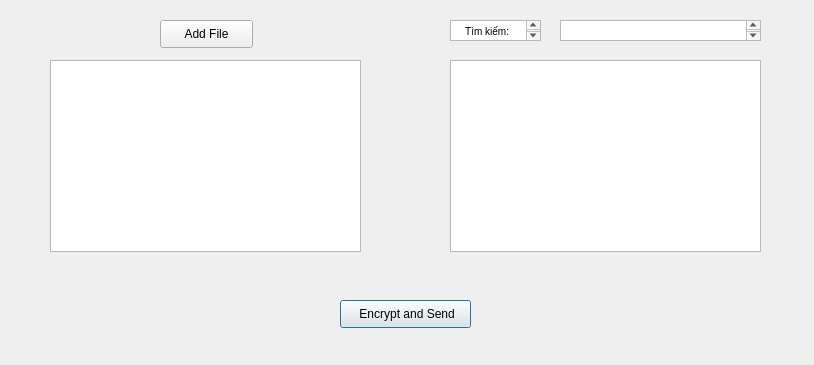
This is Encrypt.ui in minhhuy00600/ANMT_Project1 as Qt 5 draws it before an edit. The edited form follows.
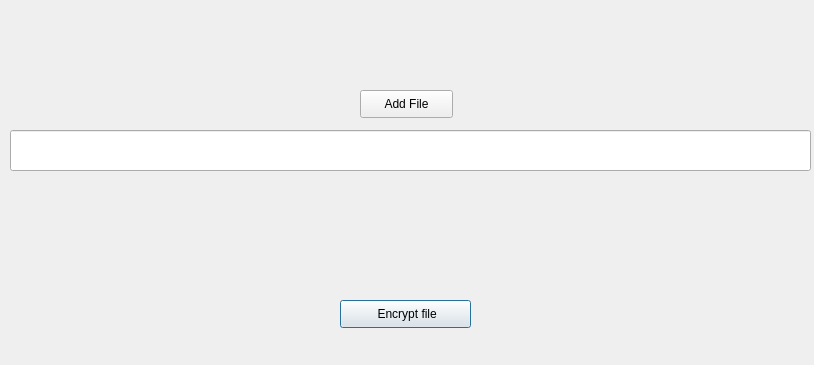
This is the edited form.

Commit message: Xong Update UI và Browser được file cần encrypt

Patch:
```diff
--- a/Encrypt.ui
+++ b/Encrypt.ui
@@ -13,16 +13,6 @@
   <property name="windowTitle">
    <string>Encrypt</string>
   </property>
-  <widget class="QListWidget" name="UserList">
-   <property name="geometry">
-    <rect>
-     <x>450</x>
-     <y>60</y>
-     <width>311</width>
-     <height>192</height>
-    </rect>
-   </property>
-  </widget>
   <widget class="QPushButton" name="EncryptASend">
    <property name="geometry">
     <rect>
@@ -33,14 +23,14 @@
     </rect>
    </property>
    <property name="text">
-    <string> Encrypt and Send</string>
+    <string> Encrypt file</string>
    </property>
   </widget>
   <widget class="QPushButton" name="AddFile">
    <property name="geometry">
     <rect>
-     <x>160</x>
-     <y>20</y>
+     <x>360</x>
+     <y>90</y>
      <width>93</width>
      <height>28</height>
     </rect>
@@ -49,48 +39,23 @@
     <string>Add File</string>
    </property>
   </widget>
-  <widget class="QTextBrowser" name="textBrowser">
+  <widget class="QLineEdit" name="File_selected_box">
    <property name="geometry">
     <rect>
-     <x>450</x>
-     <y>20</y>
-     <width>91</width>
-     <height>21</height>
+     <x>10</x>
+     <y>130</y>
+     <width>801</width>
+     <height>41</height>
     </rect>
    </property>
-   <property name="html">
-    <string>&lt;!DOCTYPE HTML PUBLIC &quot;-//W3C//DTD HTML 4.0//EN&quot; &quot;http://www.w3.org/TR/REC-html40/strict.dtd&quot;&gt;
-&lt;html&gt;&lt;head&gt;&lt;meta name=&quot;qrichtext&quot; content=&quot;1&quot; /&gt;&lt;style type=&quot;text/css&quot;&gt;
-p, li { white-space: pre-wrap; }
-&lt;/style&gt;&lt;/head&gt;&lt;body style=&quot; font-family:'MS Shell Dlg 2'; font-size:7.8pt; font-weight:400; font-style:normal;&quot;&gt;
-&lt;p align=&quot;center&quot; style=&quot; margin-top:0px; margin-bottom:0px; margin-left:0px; margin-right:0px; -qt-block-indent:0; text-indent:0px;&quot;&gt;Tìm kiếm: &lt;/p&gt;&lt;/body&gt;&lt;/html&gt;</string>
+   <property name="font">
+    <font>
+     <weight>50</weight>
+     <bold>false</bold>
+    </font>
    </property>
-  </widget>
-  <widget class="QTextEdit" name="InputName">
-   <property name="geometry">
-    <rect>
-     <x>560</x>
-     <y>20</y>
-     <width>201</width>
-     <height>21</height>
-    </rect>
-   </property>
-   <property name="html">
-    <string>&lt;!DOCTYPE HTML PUBLIC &quot;-//W3C//DTD HTML 4.0//EN&quot; &quot;http://www.w3.org/TR/REC-html40/strict.dtd&quot;&gt;
-&lt;html&gt;&lt;head&gt;&lt;meta name=&quot;qrichtext&quot; content=&quot;1&quot; /&gt;&lt;style type=&quot;text/css&quot;&gt;
-p, li { white-space: pre-wrap; }
-&lt;/style&gt;&lt;/head&gt;&lt;body style=&quot; font-family:'MS Shell Dlg 2'; font-size:7.8pt; font-weight:400; font-style:normal;&quot;&gt;
-&lt;p align=&quot;center&quot; style=&quot;-qt-paragraph-type:empty; margin-top:0px; margin-bottom:0px; margin-left:0px; margin-right:0px; -qt-block-indent:0; text-indent:0px;&quot;&gt;&lt;br /&gt;&lt;/p&gt;&lt;/body&gt;&lt;/html&gt;</string>
-   </property>
-  </widget>
-  <widget class="QListWidget" name="UserList_2">
-   <property name="geometry">
-    <rect>
-     <x>50</x>
-     <y>60</y>
-     <width>311</width>
-     <height>192</height>
-    </rect>
+   <property name="readOnly">
+    <bool>true</bool>
    </property>
   </widget>
  </widget>
```
Left out of the diff: 2 changed lines with no effect on the pictures. The commit also changes 8 other files.
